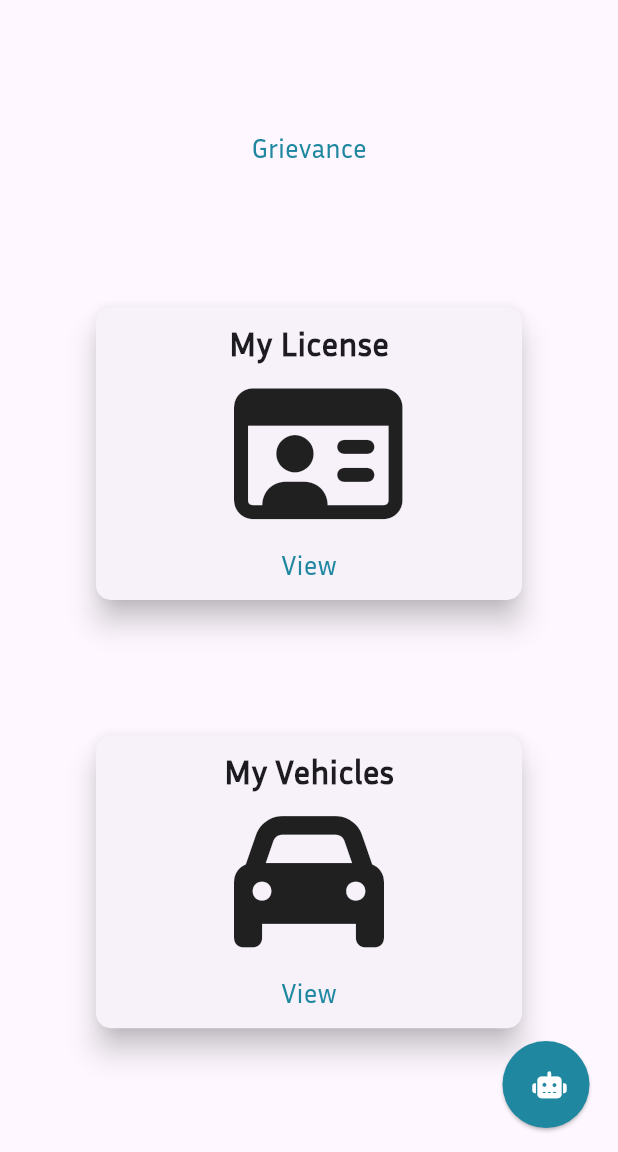
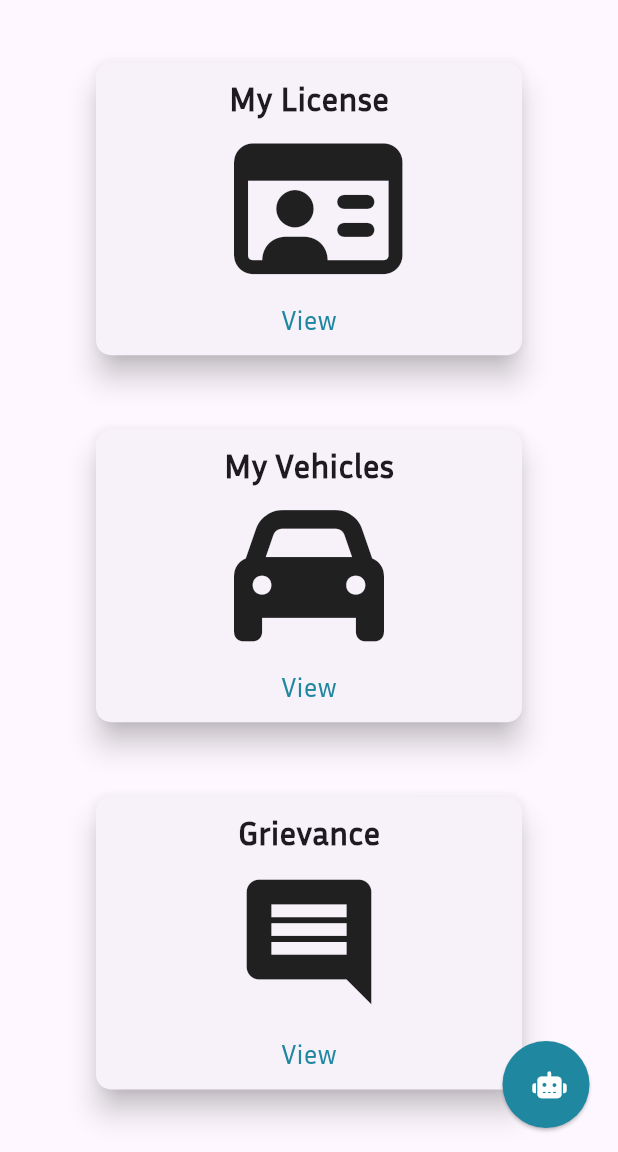
Before and after one commit to bramha-deshmukh17/SmartRTO, a Flutter app: the HomePage screen opened by its route, on a phone screen of 412 x 824 dp, the part 84-1236 px from its top. Run offline on Flutter 3.47's test engine with Material 3 defaults, Android fonts, the phone set to English and light mode, and no system bars; our stand-ins replace cloud_firestore, firebase_auth, firebase_core, firebase_storage, flutter_dotenv, font_awesome_flutter and 3 more; missing offline and left inert: drop_down_search_field, razorpay_flutter; accounts and stored records are empty; generated files the repository leaves out were written again.

Commit message:
User Grievance & bugs v3.0

```diff
--- a/lib/UserPages/Grievance/GenerateGrievance.dart
+++ b/lib/UserPages/Grievance/GenerateGrievance.dart
@@ -59,7 +59,7 @@ class _GenerateGrievanceState extends State<GenerateGrievance> {
                   onPressed: () {
                     _fireStore.collection('grievance').add({
                       'fineno': _fineNoController.text,
-                      'description': _grievance.text,
+                      'grievance': _grievance.text,
                       'data': FieldValue.serverTimestamp(),
                       'reply': null,
                       'by': userPhone
--- a/lib/UserPages/HomePage.dart
+++ b/lib/UserPages/HomePage.dart
@@ -80,19 +80,7 @@ class _HomePageState extends State<HomePage> {
       body: Column(
         mainAxisAlignment: MainAxisAlignment.spaceEvenly,
         children: [
-          TextButton(
-            onPressed: () {
-              Navigator.pushNamed(context, Grievancelist.id);
-            },
-            child: const Text(
-              'Grievance',
-              style: TextStyle(
-                color: kSecondaryColor,
-                fontSize: 18,
-                fontFamily: 'InriaSans',
-              ),
-            ),
-          ),
+
           Align(
             alignment: Alignment.center,
             child: CustomCard(
@@ -131,7 +119,27 @@ class _HomePageState extends State<HomePage> {
                     ),
                   )),
             ),
-          )
+          ),
+          Align(
+            alignment: Alignment.center,
+            child: CustomCard(
+              icon: Icons.comment,
+              cardTitle: 'Grievance',
+              button1: TextButton(
+                onPressed: () {
+                  Navigator.pushNamed(context, Grievancelist.id);
+                },
+                child: const Text(
+                  'View',
+                  style: TextStyle(
+                    color: kSecondaryColor,
+                    fontSize: 18,
+                    fontFamily: 'InriaSans',
+                  ),
+                ),
+              ),
+            ),
+          ),
         ],
       ),
     );
```
Also changed, not shown: lib/UserPages/Grievance/GrievanceList.dart (+21 -10 lines).
